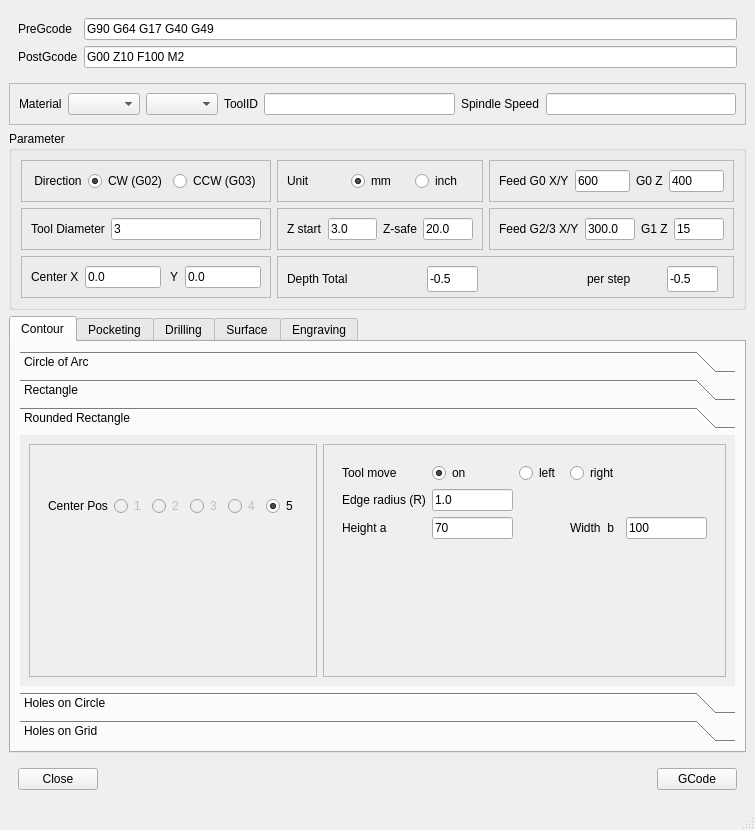
First picture: the form in form.ui, repository AlfredoCubitos/GCodeGenerator, before the edit.
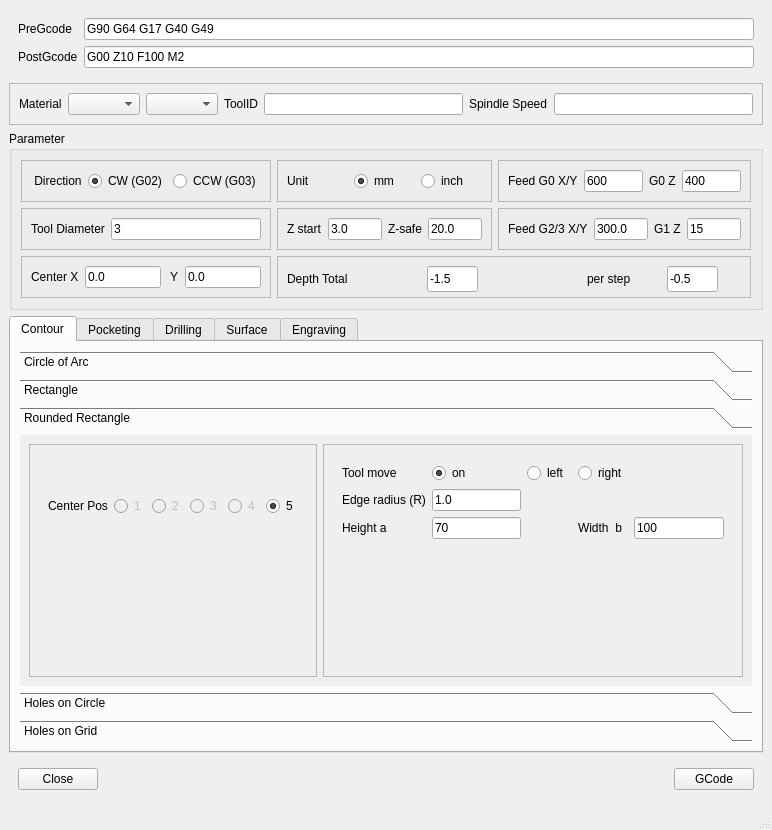
Second picture: the form after the edit. The open tabs and pages were chosen to show the change. Icons and pictures are not drawn.

Commit message: using ini file

Patch:
```diff
--- a/form.ui
+++ b/form.ui
@@ -6,7 +6,7 @@
    <rect>
     <x>0</x>
     <y>0</y>
-    <width>755</width>
+    <width>772</width>
     <height>830</height>
    </rect>
   </property>
@@ -369,7 +369,7 @@
            </widget>
           </item>
           <item>
-           <widget class="QLineEdit" name="centerY">
+           <widget class="QLineEdit" name="centerX">
             <property name="text">
              <string>0.0</string>
             </property>
@@ -383,7 +383,7 @@
            </widget>
           </item>
           <item>
-           <widget class="QLineEdit" name="centerX">
+           <widget class="QLineEdit" name="centerY">
             <property name="text">
              <string>0.0</string>
             </property>
@@ -423,7 +423,7 @@
            </rect>
           </property>
           <property name="text">
-           <string>-0.5</string>
+           <string>-1.5</string>
           </property>
          </widget>
          <widget class="QLabel" name="label_18">
@@ -949,10 +949,10 @@
           <widget class="QWidget" name="page_roundedRectangle">
            <property name="geometry">
             <rect>
-             <x>-84</x>
-             <y>-131</y>
-             <width>785</width>
-             <height>361</height>
+             <x>0</x>
+             <y>0</y>
+             <width>791</width>
+             <height>343</height>
             </rect>
            </property>
            <attribute name="label">
```
Left out of the diff: 36 changed lines with no effect on the pictures. The commit also changes 2 other files.
